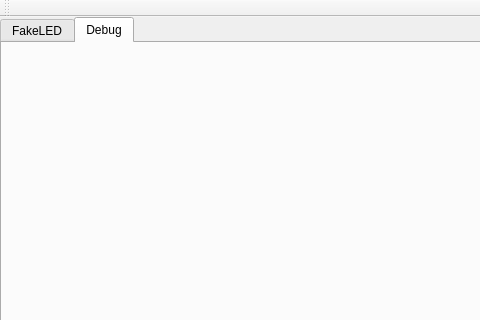
psuvtk/718, file SrrLED/mainwindow.ui: the form before one commit; both pictures show x 0 to 480 and y 0 to 320 of the 785 by 518 pixel window.
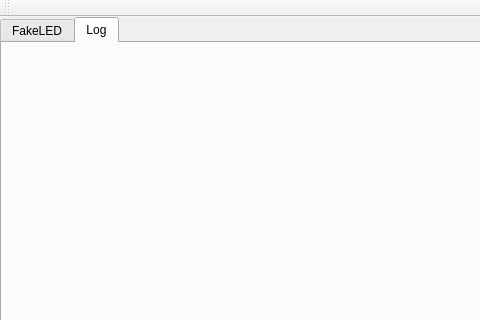
The form after the commit. The open tabs and pages were chosen to show the change.

Diff of the .ui file:
```diff
--- a/SrrLED/mainwindow.ui
+++ b/SrrLED/mainwindow.ui
@@ -43,7 +43,7 @@
     </widget>
     <widget class="QWidget" name="tabDebug">
      <attribute name="title">
-      <string>Debug</string>
+      <string>Log</string>
      </attribute>
     </widget>
    </widget>
```
Left out of the diff: 4 changed lines with no effect on the pictures.
